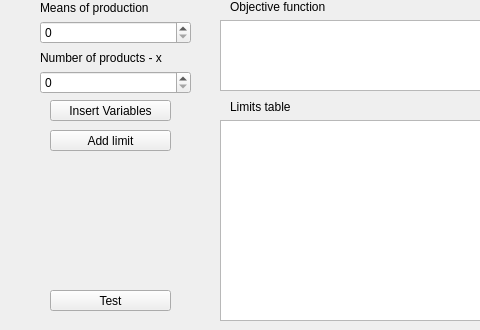
chrob6/Boil_Project_Assortment, file mainwindow.ui: the form before one commit; both pictures show x 0 to 480 and y 0 to 330 of the 802 by 555 pixel window.
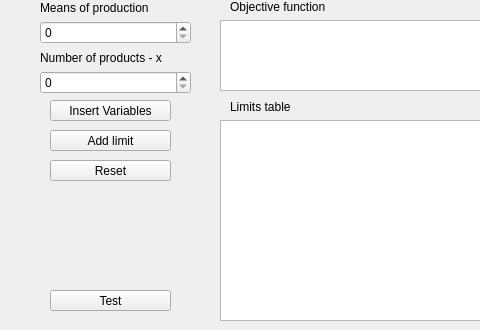
The form after the commit.

Commit message: Reset button for limits, fix bug when var value is zero

```diff
--- a/mainwindow.ui
+++ b/mainwindow.ui
@@ -209,6 +209,19 @@
      <enum>Qt::Vertical</enum>
     </property>
    </widget>
+   <widget class="QPushButton" name="reset_limits">
+    <property name="geometry">
+     <rect>
+      <x>50</x>
+      <y>160</y>
+      <width>121</width>
+      <height>21</height>
+     </rect>
+    </property>
+    <property name="text">
+     <string>Reset</string>
+    </property>
+   </widget>
   </widget>
   <widget class="QMenuBar" name="menubar">
    <property name="geometry">
```
Left out of the diff: 2 changed lines with no effect on the pictures. The commit also changes 4 other files.
